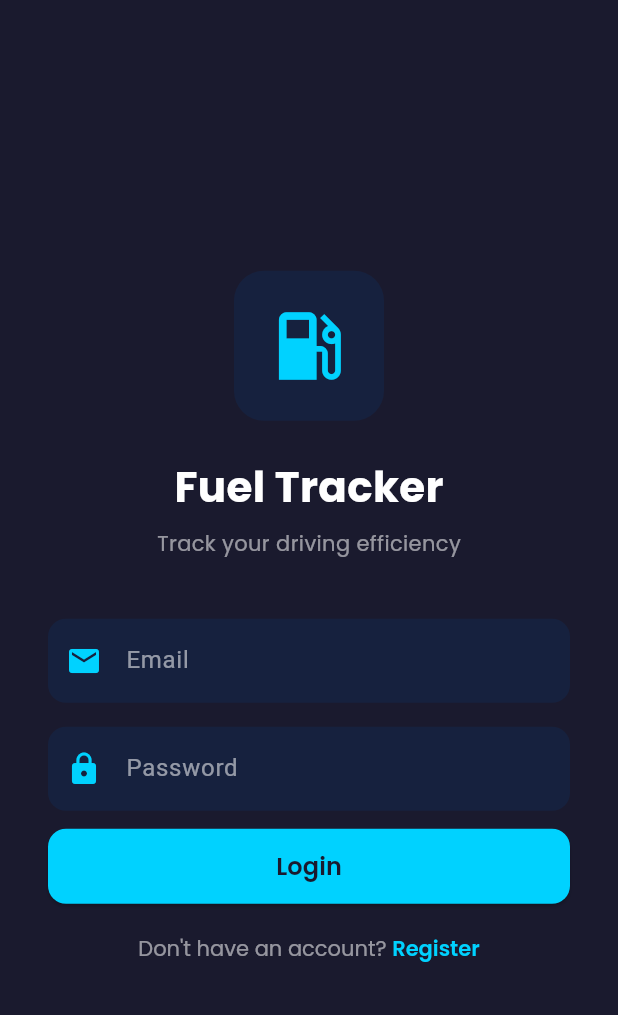
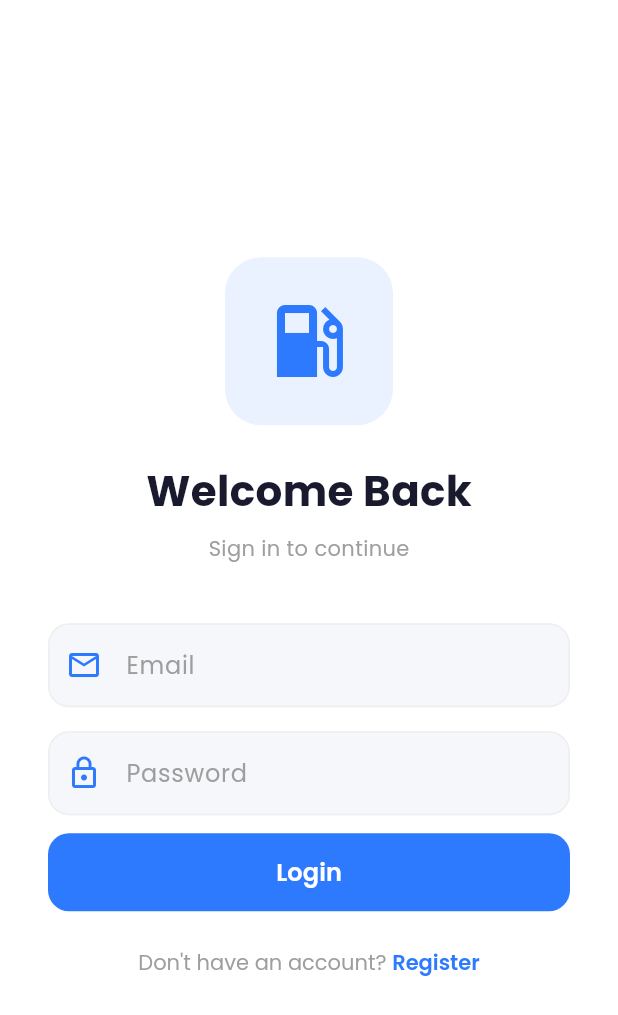
Before and after one commit to Praneshsivasankaran/fuel-tracker-app, a Flutter app: the screen it shows after launch, on a phone screen of 412 x 824 dp. Shown: the top 1015 px of the screen. Run offline on Flutter 3.47's test engine with Material 3 defaults, Android fonts, the light colour scheme and no system bars; our stand-ins replace fl_chart, geolocator, google_fonts, google_maps_flutter, shared_preferences; accounts and stored records are empty.

Commit message:
Redesigned auth screens with clean white UI

```diff
--- a/lib/screens/login_screen.dart
+++ b/lib/screens/login_screen.dart
@@ -18,37 +18,21 @@ class _LoginScreenState extends State<LoginScreen> {
   String? _errorMessage;
 
   Future<void> _login() async {
-    setState(() {
-      _isLoading = true;
-      _errorMessage = null;
-    });
-
-    final result = await ApiService.login(
-      _emailController.text.trim(),
-      _passwordController.text,
-    );
-
-    setState(() {
-      _isLoading = false;
-    });
-
+    setState(() { _isLoading = true; _errorMessage = null; });
+    final result = await ApiService.login(_emailController.text.trim(), _passwordController.text);
+    setState(() => _isLoading = false);
     if (result['success']) {
       if (!mounted) return;
-      Navigator.pushReplacement(
-        context,
-        MaterialPageRoute(builder: (context) => const HomeScreen()),
-      );
+      Navigator.pushReplacement(context, MaterialPageRoute(builder: (context) => const HomeScreen()));
     } else {
-      setState(() {
-        _errorMessage = result['message'];
-      });
+      setState(() => _errorMessage = result['message']);
     }
   }
 
   @override
   Widget build(BuildContext context) {
     return Scaffold(
-      backgroundColor: const Color(0xFF1A1A2E),
+      backgroundColor: Colors.white,
       body: Center(
         child: SingleChildScrollView(
           padding: const EdgeInsets.all(32),
@@ -56,121 +40,78 @@ class _LoginScreenState extends State<LoginScreen> {
             mainAxisAlignment: MainAxisAlignment.center,
             children: [
               Container(
-                padding: const EdgeInsets.all(20),
+                padding: const EdgeInsets.all(24),
                 decoration: BoxDecoration(
-                  color: const Color(0xFF16213E),
-                  borderRadius: BorderRadius.circular(20),
+                  color: const Color(0xFF2D7AFF).withValues(alpha: 0.1),
+                  borderRadius: BorderRadius.circular(24),
                 ),
-                child: const Icon(
-                  Icons.local_gas_station,
-                  size: 60,
-                  color: Color(0xFF00D2FF),
-                ),
+                child: const Icon(Icons.local_gas_station, size: 64, color: Color(0xFF2D7AFF)),
               ),
               const SizedBox(height: 24),
-              Text(
-                'Fuel Tracker',
-                style: GoogleFonts.poppins(
-                  fontSize: 28,
-                  fontWeight: FontWeight.bold,
-                  color: Colors.white,
-                ),
-              ),
+              Text('Welcome Back', style: GoogleFonts.poppins(fontSize: 28, fontWeight: FontWeight.bold, color: const Color(0xFF1A1A2E))),
               const SizedBox(height: 8),
-              Text(
-                'Track your driving efficiency',
-                style: GoogleFonts.poppins(
-                  fontSize: 14,
-                  color: Colors.white54,
-                ),
-              ),
+              Text('Sign in to continue', style: GoogleFonts.poppins(fontSize: 14, color: Colors.grey)),
               const SizedBox(height: 40),
               TextField(
                 controller: _emailController,
-                style: const TextStyle(color: Colors.white),
+                style: GoogleFonts.poppins(color: const Color(0xFF1A1A2E)),
                 decoration: InputDecoration(
                   labelText: 'Email',
-                  labelStyle: const TextStyle(color: Colors.white54),
-                  prefixIcon: const Icon(Icons.email, color: Color(0xFF00D2FF)),
+                  labelStyle: GoogleFonts.poppins(color: Colors.grey),
+                  prefixIcon: const Icon(Icons.email_outlined, color: Color(0xFF2D7AFF)),
                   filled: true,
-                  fillColor: const Color(0xFF16213E),
-                  border: OutlineInputBorder(
-                    borderRadius: BorderRadius.circular(12),
-                    borderSide: BorderSide.none,
-                  ),
+                  fillColor: const Color(0xFFF5F7FA),
+                  border: OutlineInputBorder(borderRadius: BorderRadius.circular(14), borderSide: BorderSide.none),
+                  enabledBorder: OutlineInputBorder(borderRadius: BorderRadius.circular(14), borderSide: BorderSide(color: Colors.grey.shade200)),
+                  focusedBorder: OutlineInputBorder(borderRadius: BorderRadius.circular(14), borderSide: const BorderSide(color: Color(0xFF2D7AFF), width: 2)),
                 ),
                 keyboardType: TextInputType.emailAddress,
               ),
               const SizedBox(height: 16),
               TextField(
                 controller: _passwordController,
-                style: const TextStyle(color: Colors.white),
+                style: GoogleFonts.poppins(color: const Color(0xFF1A1A2E)),
                 obscureText: true,
                 decoration: InputDecoration(
                   labelText: 'Password',
-                  labelStyle: const TextStyle(color: Colors.white54),
-                  prefixIcon: const Icon(Icons.lock, color: Color(0xFF00D2FF)),
+                  labelStyle: GoogleFonts.poppins(color: Colors.grey),
+                  prefixIcon: const Icon(Icons.lock_outline, color: Color(0xFF2D7AFF)),
                   filled: true,
-                  fillColor: const Color(0xFF16213E),
-                  border: OutlineInputBorder(
-                    borderRadius: BorderRadius.circular(12),
-                    borderSide: BorderSide.none,
-                  ),
+                  fillColor: const Color(0xFFF5F7FA),
+                  border: OutlineInputBorder(borderRadius: BorderRadius.circular(14), borderSide: BorderSide.none),
+                  enabledBorder: OutlineInputBorder(borderRadius: BorderRadius.circular(14), borderSide: BorderSide(color: Colors.grey.shade200)),
+                  focusedBorder: OutlineInputBorder(borderRadius: BorderRadius.circular(14), borderSide: const BorderSide(color: Color(0xFF2D7AFF), width: 2)),
                 ),
               ),
               const SizedBox(height: 12),
               if (_errorMessage != null)
                 Padding(
                   padding: const EdgeInsets.only(bottom: 12),
-                  child: Text(
-                    _errorMessage!,
-                    style: const TextStyle(color: Colors.redAccent, fontSize: 14),
-                  ),
+                  child: Text(_errorMessage!, style: const TextStyle(color: Colors.redAccent, fontSize: 14)),
                 ),
               SizedBox(
                 width: double.infinity,
-                height: 50,
+                height: 52,
                 child: ElevatedButton(
                   onPressed: _isLoading ? null : _login,
                   style: ElevatedButton.styleFrom(
-                    backgroundColor: const Color(0xFF00D2FF),
-                    shape: RoundedRectangleBorder(
-                      borderRadius: BorderRadius.circular(12),
-                    ),
+                    backgroundColor: const Color(0xFF2D7AFF),
+                    elevation: 0,
+                    shape: RoundedRectangleBorder(borderRadius: BorderRadius.circular(14)),
                   ),
                   child: _isLoading
                       ? const CircularProgressIndicator(color: Colors.white)
-                      : Text(
-                          'Login',
-                          style: GoogleFonts.poppins(
-                            fontSize: 16,
-                            fontWeight: FontWeight.w600,
-                            color: const Color(0xFF1A1A2E),
-                          ),
-                        ),
+                      : Text('Login', style: GoogleFonts.poppins(fontSize: 16, fontWeight: FontWeight.w600, color: Colors.white)),
                 ),
               ),
-              const SizedBox(height: 20),
+              const SizedBox(height: 24),
               GestureDetector(
-                onTap: () {
-                  Navigator.pushReplacement(
-                    context,
-                    MaterialPageRoute(builder: (context) => const RegisterScreen()),
-                  );
-                },
+                onTap: () => Navigator.pushReplacement(context, MaterialPageRoute(builder: (context) => const RegisterScreen())),
                 child: RichText(
                   text: TextSpan(
                     text: "Don't have an account? ",
-                    style: GoogleFonts.poppins(color: Colors.white54, fontSize: 14),
-                    children: [
-                      TextSpan(
-                        text: 'Register',
-                        style: GoogleFonts.poppins(
-                          color: const Color(0xFF00D2FF),
-                          fontWeight: FontWeight.w600,
-                        ),
-                      ),
-                    ],
+                    style: GoogleFonts.poppins(color: Colors.grey, fontSize: 14),
+                    children: [TextSpan(text: 'Register', style: GoogleFonts.poppins(color: const Color(0xFF2D7AFF), fontWeight: FontWeight.w600))],
                   ),
                 ),
               ),
```
Also changed, not shown: lib/screens/register_screen.dart (+54 -136 lines).
